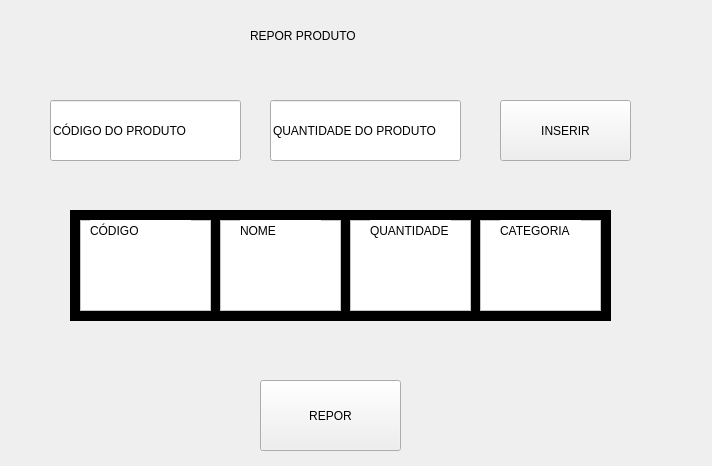
leohpmoreira/inventoryManagement, file REPOSICAO.ui: the form before one commit.
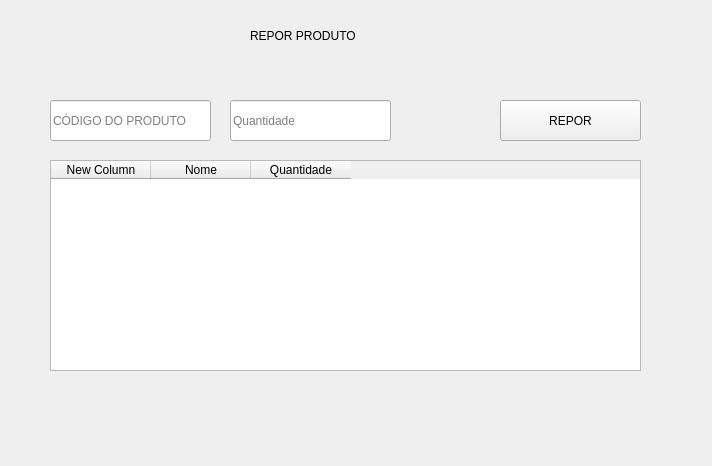
The form after the commit.

Diff of the .ui file:
```diff
--- a/REPOSICAO.ui
+++ b/REPOSICAO.ui
@@ -13,186 +13,29 @@
   <property name="windowTitle">
    <string>Form</string>
   </property>
-  <widget class="QPushButton" name="pushButton">
-   <property name="geometry">
-    <rect>
-     <x>500</x>
-     <y>100</y>
-     <width>131</width>
-     <height>61</height>
-    </rect>
-   </property>
-   <property name="text">
-    <string>INSERIR</string>
-   </property>
-  </widget>
-  <widget class="QFrame" name="frame">
-   <property name="geometry">
-    <rect>
-     <x>70</x>
-     <y>210</y>
-     <width>541</width>
-     <height>111</height>
-    </rect>
-   </property>
-   <property name="styleSheet">
-    <string notr="true">background-color: rgb(0, 0, 0);</string>
-   </property>
-   <property name="frameShape">
-    <enum>QFrame::StyledPanel</enum>
-   </property>
-   <property name="frameShadow">
-    <enum>QFrame::Raised</enum>
-   </property>
-   <widget class="QFrame" name="frame_2">
-    <property name="geometry">
-     <rect>
-      <x>10</x>
-      <y>10</y>
-      <width>131</width>
-      <height>91</height>
-     </rect>
-    </property>
-    <property name="styleSheet">
-     <string notr="true">background-color: rgb(255, 255, 255);</string>
-    </property>
-    <property name="frameShape">
-     <enum>QFrame::StyledPanel</enum>
-    </property>
-    <property name="frameShadow">
-     <enum>QFrame::Raised</enum>
-    </property>
-    <widget class="QLabel" name="label_2">
-     <property name="geometry">
-      <rect>
-       <x>10</x>
-       <y>0</y>
-       <width>101</width>
-       <height>21</height>
-      </rect>
-     </property>
-     <property name="text">
-      <string>CÓDIGO</string>
-     </property>
-    </widget>
-   </widget>
-   <widget class="QFrame" name="frame_3">
-    <property name="geometry">
-     <rect>
-      <x>150</x>
-      <y>10</y>
-      <width>121</width>
-      <height>91</height>
-     </rect>
-    </property>
-    <property name="styleSheet">
-     <string notr="true">background-color: rgb(255, 255, 255);</string>
-    </property>
-    <property name="frameShape">
-     <enum>QFrame::StyledPanel</enum>
-    </property>
-    <property name="frameShadow">
-     <enum>QFrame::Raised</enum>
-    </property>
-    <widget class="QLabel" name="label_3">
-     <property name="geometry">
-      <rect>
-       <x>20</x>
-       <y>0</y>
-       <width>81</width>
-       <height>21</height>
-      </rect>
-     </property>
-     <property name="text">
-      <string>NOME</string>
-     </property>
-    </widget>
-   </widget>
-   <widget class="QFrame" name="frame_4">
-    <property name="geometry">
-     <rect>
-      <x>280</x>
-      <y>10</y>
-      <width>121</width>
-      <height>91</height>
-     </rect>
-    </property>
-    <property name="styleSheet">
-     <string notr="true">background-color: rgb(255, 255, 255);</string>
-    </property>
-    <property name="frameShape">
-     <enum>QFrame::StyledPanel</enum>
-    </property>
-    <property name="frameShadow">
-     <enum>QFrame::Raised</enum>
-    </property>
-    <widget class="QLabel" name="label_4">
-     <property name="geometry">
-      <rect>
-       <x>20</x>
-       <y>0</y>
-       <width>81</width>
-       <height>21</height>
-      </rect>
-     </property>
-     <property name="text">
-      <string>QUANTIDADE</string>
-     </property>
-    </widget>
-   </widget>
-   <widget class="QFrame" name="frame_5">
-    <property name="geometry">
-     <rect>
-      <x>410</x>
-      <y>10</y>
-      <width>121</width>
-      <height>91</height>
-     </rect>
-    </property>
-    <property name="styleSheet">
-     <string notr="true">background-color: rgb(255, 255, 255);</string>
-    </property>
-    <property name="frameShape">
-     <enum>QFrame::StyledPanel</enum>
-    </property>
-    <property name="frameShadow">
-     <enum>QFrame::Raised</enum>
-    </property>
-    <widget class="QLabel" name="label_5">
-     <property name="geometry">
-      <rect>
-       <x>20</x>
-       <y>0</y>
-       <width>81</width>
-       <height>21</height>
-      </rect>
-     </property>
-     <property name="text">
-      <string>CATEGORIA</string>
-     </property>
-    </widget>
-   </widget>
-  </widget>
   <widget class="QLineEdit" name="lineEdit_2">
    <property name="geometry">
     <rect>
-     <x>270</x>
+     <x>230</x>
      <y>100</y>
-     <width>191</width>
-     <height>61</height>
+     <width>161</width>
+     <height>41</height>
     </rect>
    </property>
    <property name="text">
-    <string>QUANTIDADE DO PRODUTO</string>
+    <string/>
+   </property>
+   <property name="placeholderText">
+    <string>Quantidade</string>
    </property>
   </widget>
   <widget class="QPushButton" name="pushButton_2">
    <property name="geometry">
     <rect>
-     <x>260</x>
-     <y>380</y>
+     <x>500</x>
+     <y>100</y>
      <width>141</width>
-     <height>71</height>
+     <height>41</height>
     </rect>
    </property>
    <property name="text">
@@ -217,14 +60,42 @@
     <rect>
      <x>50</x>
      <y>100</y>
-     <width>191</width>
-     <height>61</height>
+     <width>161</width>
+     <height>41</height>
     </rect>
    </property>
    <property name="text">
+    <string/>
+   </property>
+   <property name="placeholderText">
     <string>CÓDIGO DO PRODUTO</string>
    </property>
   </widget>
+  <widget class="QTableWidget" name="tableWidget">
+   <property name="geometry">
+    <rect>
+     <x>50</x>
+     <y>160</y>
+     <width>591</width>
+     <height>211</height>
+    </rect>
+   </property>
+   <column>
+    <property name="text">
+     <string>New Column</string>
+    </property>
+   </column>
+   <column>
+    <property name="text">
+     <string>Nome</string>
+    </property>
+   </column>
+   <column>
+    <property name="text">
+     <string>Quantidade</string>
+    </property>
+   </column>
+  </widget>
  </widget>
  <resources/>
  <connections/>
```
